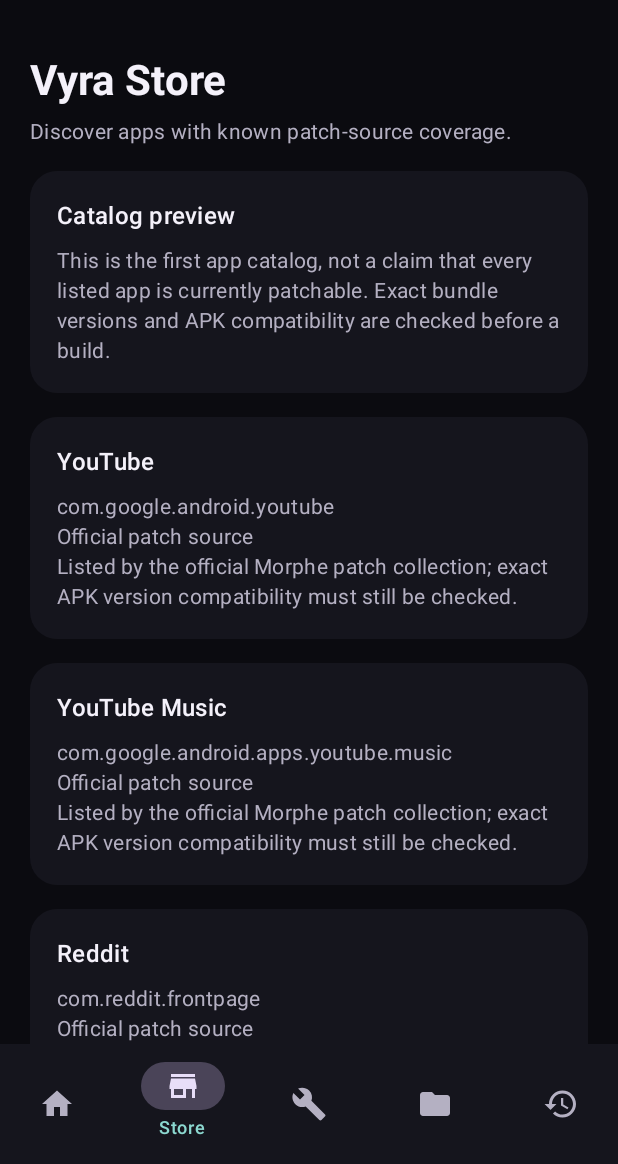
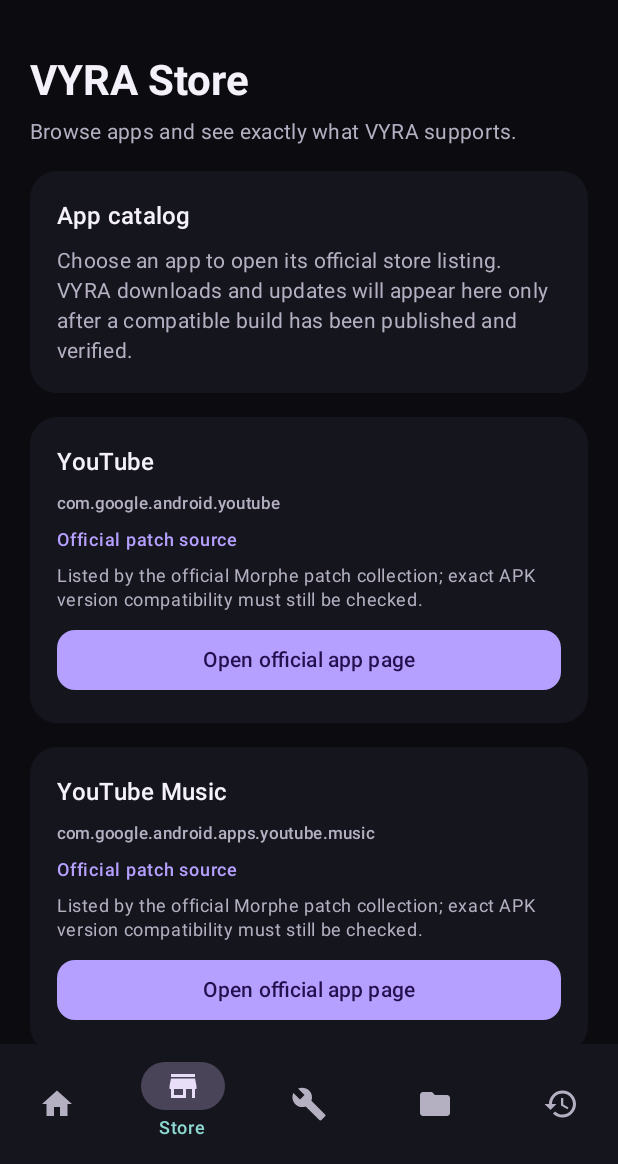
Before and after one commit to mm2ultimatehub-rgb/VYRA-STUDIO, an Android app built with Jetpack Compose: the screen it shows after launch (MainActivity), item 2 of the bottom bar chosen, on a phone screen of 412 x 824 dp, the part 72-1236 px from its top. Run offline under Robolectric (Android 15) with nearby library versions, the phone set to English and light mode, and no system bars.

Commit message:
Make VYRA Store catalog cards open official app pages

```diff
--- a/app/src/main/java/studio/vyra/app/MainActivity.kt
+++ b/app/src/main/java/studio/vyra/app/MainActivity.kt
@@ -1,5 +1,6 @@
 package studio.vyra.app
 
+import android.content.Intent
 import android.net.Uri
 import android.os.Bundle
 import androidx.activity.ComponentActivity
@@ -221,21 +222,51 @@ private fun OverviewScreen(
 
 @Composable
 private fun StoreScreen(padding: PaddingValues) {
+    val context = LocalContext.current
     PageColumn(padding) {
-        PageHeading("Vyra Store", "Discover apps with known patch-source coverage.")
+        PageHeading("VYRA Store", "Browse apps and see exactly what VYRA supports.")
         InfoCard(
-            "Catalog preview",
-            "This is the first app catalog, not a claim that every listed app is currently patchable. Exact bundle versions and APK compatibility are checked before a build.",
+            "App catalog",
+            "Choose an app to open its official store listing. VYRA downloads and updates will appear here only after a compatible build has been published and verified.",
         )
         studio.vyra.app.catalog.AppCatalog.apps.forEach { app ->
-            InfoCard(
-                app.name,
-                "${app.packageName}\n${app.availability.label}\n${app.availability.detail}",
-            )
+            Card(
+                colors = CardDefaults.cardColors(containerColor = MaterialTheme.colorScheme.surface),
+                shape = RoundedCornerShape(18.dp),
+            ) {
+                Column(
+                    modifier = Modifier.fillMaxWidth().padding(18.dp),
+                    verticalArrangement = Arrangement.spacedBy(8.dp),
+                ) {
+                    Text(app.name, style = MaterialTheme.typography.titleMedium, fontWeight = FontWeight.SemiBold)
+                    Text(app.packageName, style = MaterialTheme.typography.labelSmall, color = MaterialTheme.colorScheme.onSurfaceVariant)
+                    Text(app.availability.label, style = MaterialTheme.typography.labelMedium, color = MaterialTheme.colorScheme.primary)
+                    Text(app.availability.detail, style = MaterialTheme.typography.bodySmall, color = MaterialTheme.colorScheme.onSurfaceVariant)
+                    Button(
+                        onClick = {
+                            val marketIntent = Intent(Intent.ACTION_VIEW, Uri.parse("market://details?id=${app.packageName}"))
+                            try {
+                                context.startActivity(marketIntent)
+                            } catch (_: Exception) {
+                                context.startActivity(
+                                    Intent(
+                                        Intent.ACTION_VIEW,
+                                        Uri.parse("https://play.google.com/store/apps/details?id=${app.packageName}"),
+                                    ),
+                                )
+                            }
+                        },
+                        modifier = Modifier.fillMaxWidth(),
+                        shape = RoundedCornerShape(12.dp),
+                    ) {
+                        Text("Open official app page")
+                    }
+                }
+            }
         }
         InfoCard(
             "Safety and compatibility",
-            "Community bundles are treated as untrusted until their publisher, release hash, and target app version are verified. Apps without a compatible bundle will be marked unsupported.",
+            "A listed app is not automatically patchable. VYRA will enable its own download and update actions only after the exact APK, patch bundle, signing identity, and installation flow have been verified.",
         )
     }
 }
```
